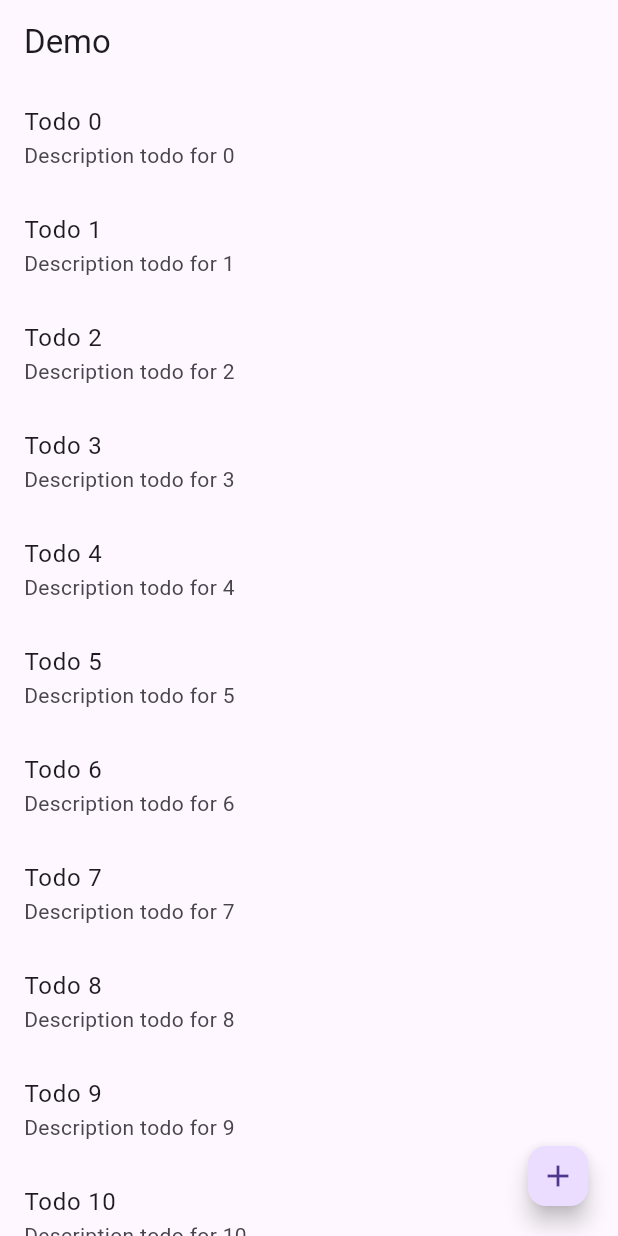
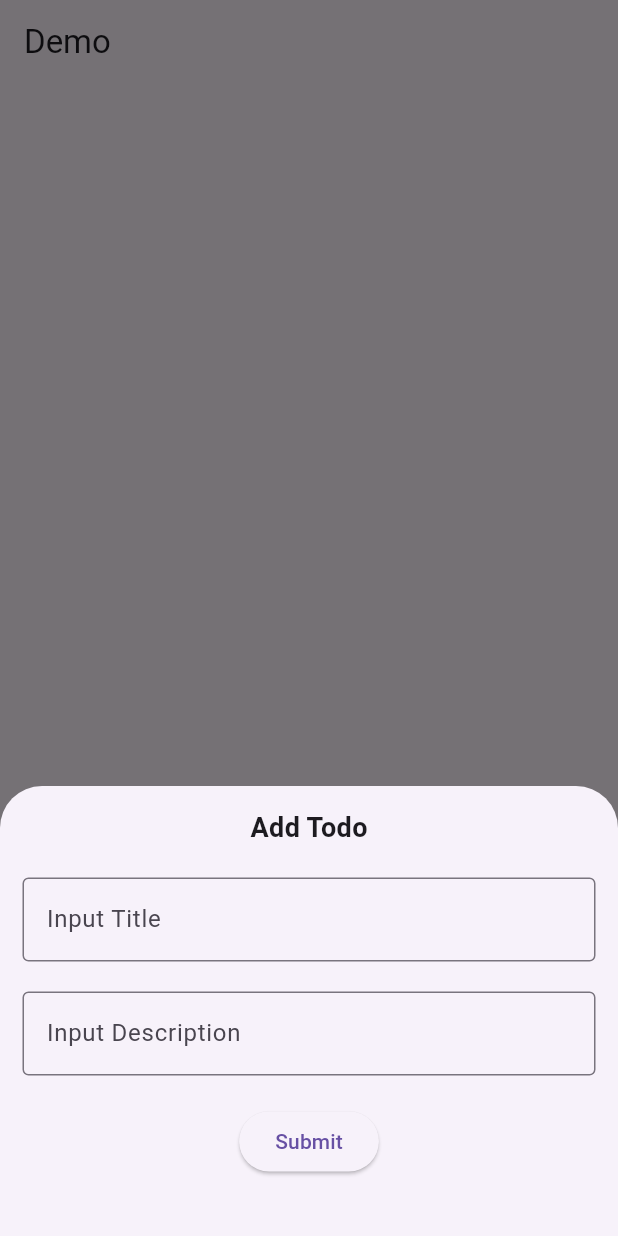
Before and after one commit to kabitacode/flutter-example, a Flutter app: the screen it shows after launch, after a tap on the "add" icon, on a phone screen of 412 x 824 dp. Run offline on Flutter 3.47's test engine with Material 3 defaults, Android fonts, the light colour scheme and no system bars.

Commit message:
feat : add todo

```diff
--- a/lib/navigation/home.dart
+++ b/lib/navigation/home.dart
@@ -2,10 +2,16 @@ import 'package:example/models/todos.dart';
 import 'package:example/navigation/detailTodos.dart';
 import 'package:flutter/material.dart';
 
-class Home extends StatelessWidget {
+class Home extends StatefulWidget {
   const Home({Key? key, required this.todo}) : super(key: key);
+  final List<Todos> todo;
 
-  final List<Todos> todo;
+  @override
+  _HomeState createState() => _HomeState();
+}
+
+class _HomeState extends State<Home> {
+  List<Todos> todo = [];
 
   @override
   Widget build(BuildContext context) {
@@ -19,7 +25,19 @@ class Home extends StatelessWidget {
             return RenderItem(todo: todo, index: index);
           }),
       floatingActionButton: FloatingActionButton.small(
-        onPressed: () {},
+        onPressed: () {
+          showModalBottomSheet(
+              context: context,
+              builder: (BuildContext context) {
+                return AddToForm(
+                  onAddTodo: (item) {
+                    setState(() {
+                      todo.add(item);
+                    });
+                  },
+                );
+              });
+        },
         child: Icon(Icons.add),
       ),
     );
@@ -39,12 +57,72 @@ class RenderItem extends StatefulWidget {
 class _RenderItemState extends State<RenderItem> {
   @override
   Widget build(BuildContext context) {
-    return ListTile(
-      title: Text(widget.todo[widget.index].title),
-      subtitle: Text(widget.todo[widget.index].description),
-      onTap: () {
-        _navigateAndDisplaySelection(context);
-      },
+    return Padding(
+      padding: EdgeInsets.all(10),
+      child: Row(
+        children: [
+          Expanded(
+              flex: 7,
+              child: Column(
+                children: [
+                  Row(
+                    children: [
+                      Container(
+                        margin: EdgeInsets.only(right: 5),
+                        child: Text(
+                          "Title",
+                          style: TextStyle(
+                              fontSize: 13, fontWeight: FontWeight.w400),
+                        ),
+                      ),
+                      SizedBox(
+                        child: Text(":"),
+                        width: 10,
+                      ),
+                      Container(
+                        child: Text(widget.todo[widget.index].title),
+                      ),
+                    ],
+                  ),
+                  SizedBox(
+                    height: 8,
+                  ),
+                  Row(
+                    children: [
+                      Container(
+                        margin: EdgeInsets.only(right: 5),
+                        child: Text(
+                          "Description",
+                          style: TextStyle(
+                              fontSize: 13, fontWeight: FontWeight.w400),
+                        ),
+                      ),
+                      SizedBox(
+                        child: Text(":"),
+                        width: 10,
+                      ),
+                      Container(
+                        child: Text(widget.todo[widget.index].description),
+                      ),
+                    ],
+                  ),
+                ],
+              )),
+          Expanded(
+              flex: 2,
+              child: Row(
+                children: [
+                  Container(
+                    child: IconButton(onPressed: () {}, icon: Icon(Icons.edit)),
+                  ),
+                  Container(
+                    child: IconButton(
+                        onPressed: () {}, icon: Icon(Icons.delete_outline)),
+                  ),
+                ],
+              )),
+        ],
+      ),
     );
   }
 
@@ -68,3 +146,94 @@ class _RenderItemState extends State<RenderItem> {
     print(result);
   }
 }
+
+class AddToForm extends StatefulWidget {
+  final Function(Todos) onAddTodo;
+
+  const AddToForm({Key? key, required this.onAddTodo}) : super(key: key);
+
+  @override
+  _AddToFormState createState() => _AddToFormState();
+}
+
+class _AddToFormState extends State<AddToForm> {
+  TextEditingController _titleController = TextEditingController();
+  TextEditingController _descController = TextEditingController();
+
+  @override
+  Widget build(BuildContext context) {
+    return Container(
+      height: 300,
+      child: Padding(
+        padding: const EdgeInsets.all(15),
+        child: Column(
+          children: <Widget>[
+            Container(
+              margin: EdgeInsets.only(bottom: 20),
+              child: Text(
+                "Add Todo",
+                style: TextStyle(fontSize: 18, fontWeight: FontWeight.w700),
+              ),
+            ),
+            Container(
+              margin: EdgeInsets.only(bottom: 20),
+              child: TextField(
+                controller: _titleController,
+                decoration: InputDecoration(
+                    border: OutlineInputBorder(), hintText: "Input Title"),
+              ),
+            ),
+            Container(
+              margin: EdgeInsets.only(bottom: 20),
+              child: TextField(
+                controller: _descController,
+                decoration: InputDecoration(
+                    border: OutlineInputBorder(),
+                    hintText: "Input Description"),
+              ),
+            ),
+            ElevatedButton(
+                onPressed: () {
+                  // Validate and create a new Todos object
+                  if (_titleController.text.isNotEmpty &&
+                      _descController.text.isNotEmpty) {
+                    Todos newItem =
+                        Todos(_titleController.text, _descController.text);
+                    // Call the callback function to add the newTodo
+                    widget.onAddTodo(newItem);
+
+                    //clear textField
+                    _titleController.clear();
+                    _descController.clear();
+
+                    //Close BottomSheet
+                    Navigator.pop(context);
+                  } else {
+                    validationError(context);
+                  }
+                },
+                child: Text("Submit"))
+          ],
+        ),
+      ),
+    );
+  }
+
+  void validationError(BuildContext context) {
+    showDialog(
+        context: context,
+        builder: (BuildContext context) {
+          return AlertDialog(
+            title: Text("Error!"),
+            content: Text("Title and description cannot be empty."),
+            actions: [
+              TextButton(
+                  onPressed: () {
+                    Navigator.pop(context);
+                  },
+                  child: Text("Got it!"))
+            ],
+          );
+        });
+  }
+}
```
